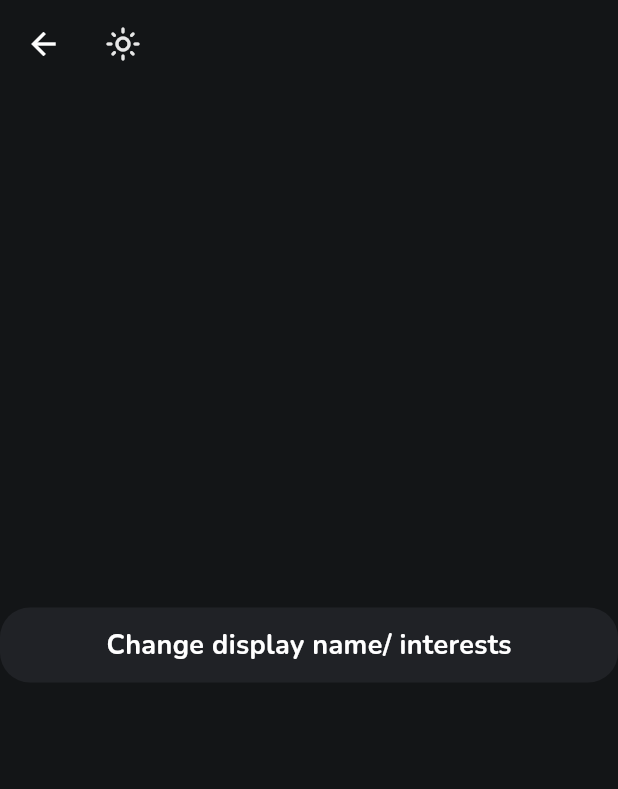
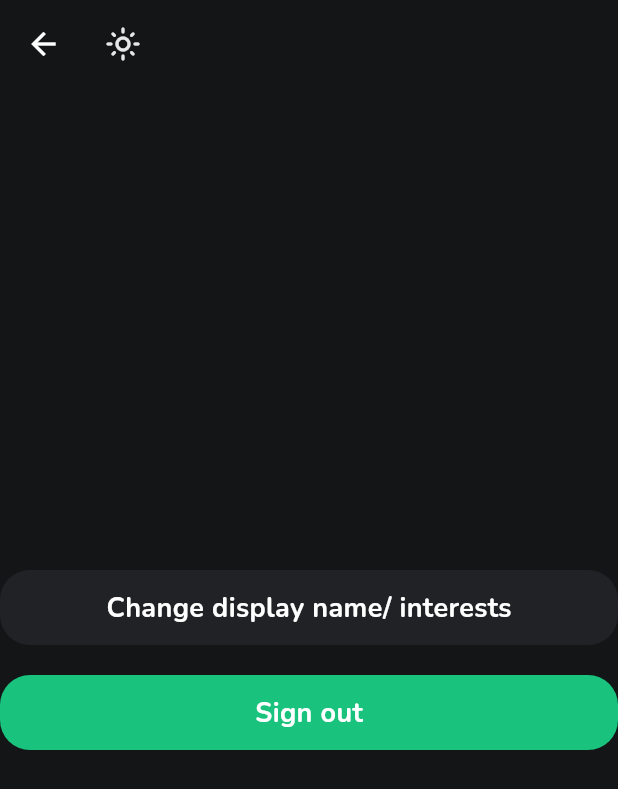
Before and after one commit to SETAP-Education/EducationApp, a Flutter app: the SettingsPage screen opened directly, on a phone screen of 412 x 824 dp. Shown: the top 789 px of the screen. Run offline on Flutter 3.47's test engine with Material 3 defaults, Android fonts, the phone set to English and light mode, and no system bars; our stand-ins replace cloud_firestore, firebase_auth, firebase_core, google_fonts; accounts and stored records are empty; statements that could not run were skipped.

Commit message:
Alex again

```diff
--- a/education_app/lib/Pages/SettingsPage.dart
+++ b/education_app/lib/Pages/SettingsPage.dart
@@ -1,4 +1,5 @@
 import 'package:cloud_firestore/cloud_firestore.dart';
+import 'package:education_app/Pages/AuthenticationPages/LoginPage.dart';
 import 'package:education_app/Theme/AppTheme.dart';
 import 'package:education_app/Pages/SplashPage.dart';
 import 'package:flutter/material.dart';
@@ -46,20 +47,20 @@ class SettingsPageState extends State<SettingsPage> {
                 child: Text('Change display name/ interests', style: GoogleFonts.nunito(color: Colors.white, fontSize: 18, fontWeight: FontWeight.bold)),
               ),
               SizedBox(height: 20),
-              // Button(
-              //   important: true,
-              //   width: 450,
-              //   onClick: () {
-              //     FirebaseAuth.instance.signOut();
-              //     Navigator.push(
-              //       context,
-              //       MaterialPageRoute(
-              //         builder: (context) => SplashPage(),
-              //       ),
-              //     );
-              //   },
-              //   child: Text('Sign out', style: GoogleFonts.nunito(color: Colors.white, fontSize: 18, fontWeight: FontWeight.bold)),
-              // ),
+              Button(
+                important: true,
+                width: 450,
+                onClick: () {
+                  FirebaseAuth.instance.signOut();
+                  Navigator.push(
+                    context,
+                    MaterialPageRoute(
+                      builder: (context) => LoginPage(),
+                    ),
+                  );
+                },
+                child: Text('Sign out', style: GoogleFonts.nunito(color: Colors.white, fontSize: 18, fontWeight: FontWeight.bold)),
+              ),
             ],
           ),
         )
```
